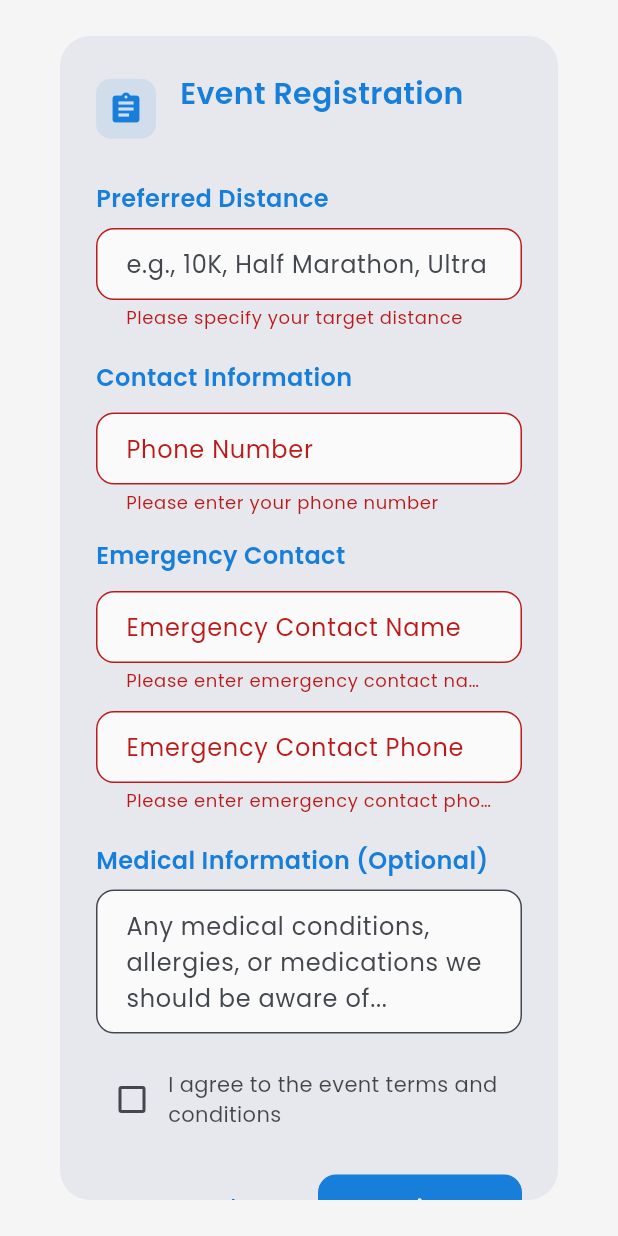
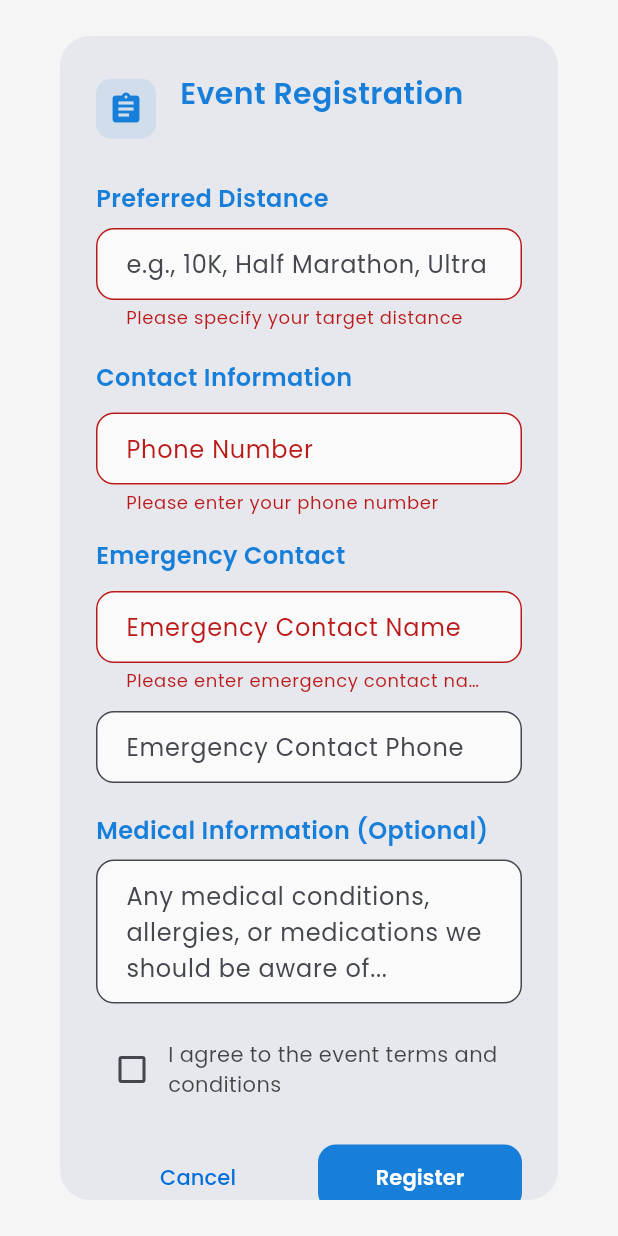
Before and after one commit to PBPF11/vacathon-mobile, a Flutter app: the RegistrationDialog widget shown alone on an empty page, opened directly with empty values, after a tap on "Register", on a phone screen of 412 x 824 dp. Run offline on Flutter 3.47's test engine with Material 3 defaults, Android fonts, the phone set to English and light mode, and no system bars; our stand-ins replace flutter_animate, google_fonts, image_picker; missing offline and left inert: dart:html, dart:ui_web, pbp_django_auth; accounts and stored records are empty; network calls fail.

Commit message:
Allow emergency phone fallback and validation pass

```diff
--- a/lib/screens/event_detail_screen.dart
+++ b/lib/screens/event_detail_screen.dart
@@ -920,6 +920,11 @@ class _RegistrationDialogState extends State<RegistrationDialog> {
       return;
     }
 
+    // Fallback: if emergency phone empty, reuse main phone number to unblock submission.
+    final emergencyPhone = _emergencyPhoneController.text.trim().isEmpty
+        ? _phoneController.text.trim()
+        : _emergencyPhoneController.text.trim();
+
     setState(() {
       _isSubmitting = true;
     });
@@ -929,7 +934,7 @@ class _RegistrationDialogState extends State<RegistrationDialog> {
       final Map<String, dynamic> registrationData = {
         'phone_number': _phoneController.text.trim(),
         'emergency_contact_name': _emergencyNameController.text.trim(),
-        'emergency_contact_phone': _emergencyPhoneController.text.trim(),
+        'emergency_contact_phone': emergencyPhone,
         'medical_notes': _medicalNotesController.text.trim(),
       };
 
@@ -1228,15 +1233,13 @@ class _RegistrationDialogState extends State<RegistrationDialog> {
                       horizontal: 16,
                       vertical: 12,
                     ),
-                  ),
-                  keyboardType: TextInputType.phone,
+                ),
+                keyboardType: TextInputType.phone,
                   validator: (value) {
-                    if (value == null || value.trim().isEmpty) {
-                      return 'Please enter emergency contact phone';
-                    }
+                    // Allow empty input in dummy mode; it will reuse main phone.
                     return null;
                   },
-                ),
+              ),
 
                 const SizedBox(height: 20),
 
```
